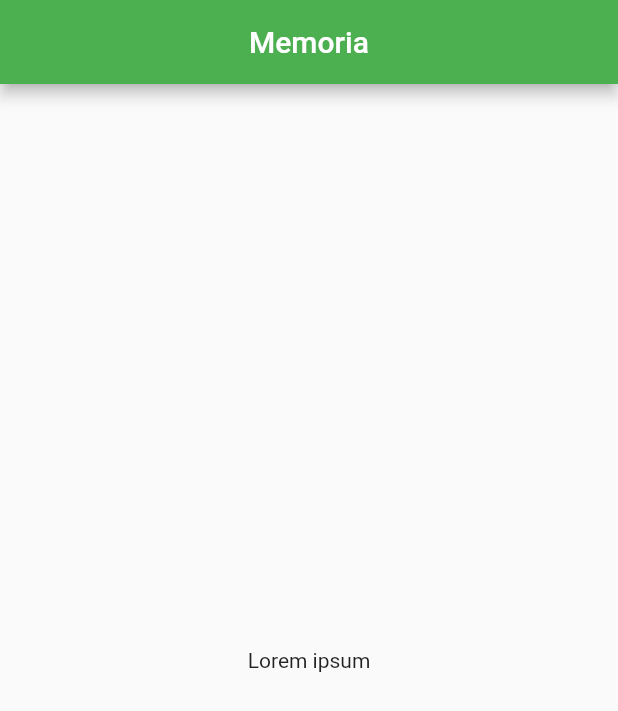
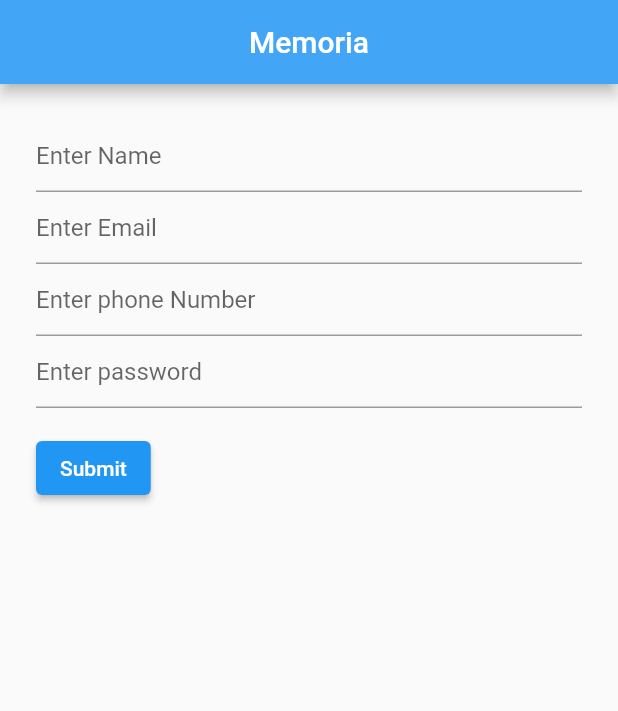
Before and after one commit to aldrinjenson/memoraide, a Flutter app: the screen it shows after launch, on a phone screen of 412 x 824 dp. Shown: the top 711 px of the screen. Run offline on Flutter 3.47's test engine with Material 2 defaults, Android fonts, the phone set to English and light mode, and no system bars.

Commit message:
add sign up screen

```diff
--- a/lib/main.dart
+++ b/lib/main.dart
@@ -1,36 +1,13 @@
-// ignore_for_file: prefer_const_constructors, avoid_unnecessary_containers, prefer_const_literals_to_create_immutables
-
 import 'package:flutter/material.dart';
+import 'package:memoria/screens/home/home.dart';
+import 'package:memoria/screens/wrapper.dart';
 
 void main() {
-  runApp(MaterialApp(home: MyApp()));
+  runApp(MaterialApp(
+    initialRoute: '/',
+    routes: {
+      '/': (context) => const Wrapper(),
+      '/home': (context) => const Home(),
+    },
+  ));
 }
-
-class MyApp extends StatefulWidget {
-  const MyApp({Key? key}) : super(key: key);
-
-  @override
-  State<MyApp> createState() => _MyAppState();
-}
-
-class _MyAppState extends State<MyApp> {
-  @override
-  Widget build(BuildContext context) {
-    return Scaffold(
-      appBar: AppBar(
-        title: const Text('Memoria'),
-        centerTitle: true,
-        backgroundColor: Colors.green,
-      ),
-      body: Center(
-        child: Column(
-          crossAxisAlignment: CrossAxisAlignment.center,
-          mainAxisAlignment: MainAxisAlignment.center,
-          children: [
-            Text('Lorem ipsum'),
-          ],
-        ),
-      ),
-    );
-  }
-}
--- a/lib/screens/authenticate/authenticate.dart
+++ b/lib/screens/authenticate/authenticate.dart
@@ -1,5 +1,5 @@
 import 'package:flutter/material.dart';
-import 'package:memoria/screens/authenticate/sign_in.dart';
+import 'package:memoria/screens/authenticate/sign_up.dart';
 
 class Authenticate extends StatefulWidget {
   const Authenticate({Key? key}) : super(key: key);
@@ -11,6 +11,12 @@ class Authenticate extends StatefulWidget {
 class _AuthenticateState extends State<Authenticate> {
   @override
   Widget build(BuildContext context) {
-    return (SignIn());
+    return Scaffold(
+        appBar: AppBar(
+          title: const Text('Memoria'),
+          centerTitle: true,
+          backgroundColor: Colors.blue[400],
+        ),
+        body: Center(child: (SignUp())));
   }
 }
--- /dev/null
+++ b/lib/screens/authenticate/sign_up.dart
@@ -0,0 +1,104 @@
+import 'package:flutter/material.dart';
+import 'package:memoria/screens/home/home.dart';
+
+class SignUp extends StatefulWidget {
+  const SignUp({Key? key}) : super(key: key);
+
+  @override
+  State<SignUp> createState() => _SignUpState();
+}
+
+class _SignUpState extends State<SignUp> {
+  final GlobalKey<FormState> _formKey = GlobalKey<FormState>();
+  String name = "";
+  String email = "";
+  String password = "";
+  String phoneNo = "";
+  @override
+  Widget build(BuildContext context) {
+    return Form(
+      key: _formKey,
+      child: Padding(
+        padding: const EdgeInsets.all(24.0),
+        child: Column(
+          crossAxisAlignment: CrossAxisAlignment.start,
+          children: <Widget>[
+            TextFormField(
+              decoration: const InputDecoration(
+                hintText: 'Enter Name',
+              ),
+              onChanged: (String val) {
+                setState(() {
+                  name = val;
+                });
+              },
+              validator: (String? value) {
+                if (value == null || value.isEmpty || value.length < 2) {
+                  return 'Please enter a valid name';
+                }
+                return null;
+              },
+            ),
+            TextFormField(
+              decoration: const InputDecoration(
+                hintText: 'Enter Email',
+              ),
+              validator: (String? value) {
+                String pattern =
+                    r"^\w+([-+.']\w+)*@\w+([-.]\w+)*\.\w+([-.]\w+)*$";
+                RegExp emailRegex = RegExp(pattern);
+                if (value == null ||
+                    value.isEmpty ||
+                    !emailRegex.hasMatch(value)) {
+                  return 'Please enter a valid email';
+                }
+                return null;
+              },
+            ),
+            TextFormField(
+              decoration: const InputDecoration(
+                hintText: 'Enter phone Number',
+              ),
+              validator: (String? value) {
+                if (value == null ||
+                    value.isEmpty ||
+                    value.length != 10 ||
+                    num.tryParse(value) == null) {
+                  return 'Please enter a valid phone number';
+                }
+                return null;
+              },
+            ),
+            TextFormField(
+              decoration: const InputDecoration(
+                hintText: 'Enter password',
+              ),
+              validator: (String? value) {
+                if (value == null || value.isEmpty || value.length < 2) {
+                  return 'Please enter a valid password greater than 6 characters';
+                }
+                return null;
+              },
+            ),
+            Padding(
+              padding: const EdgeInsets.symmetric(vertical: 16.0),
+              child: ElevatedButton(
+                onPressed: () {
+                  // Validate will return true if the form is valid, or false if
+                  // the form is invalid.
+                  if (_formKey.currentState!.validate()) {
+                    // Process data.
+                  }
+                  Navigator.push(context,
+                      MaterialPageRoute(builder: (context) => const Home()));
+                  // Navigator.push(context, '/home');
+                },
+                child: const Text('Submit'),
+              ),
+            ),
+          ],
+        ),
+      ),
+    );
+  }
+}
--- a/lib/screens/wrapper.dart
+++ b/lib/screens/wrapper.dart
@@ -13,7 +13,8 @@ class _WrapperState extends State<Wrapper> {
   @override
   Widget build(BuildContext context) {
     // replace with proper logic later
-    bool isLoggedIn = 1 > 2;
-    return isLoggedIn ? Home() : Authenticate();
+    // bool isLoggedIn = 1 > 2;
+    // return isLoggedIn ? Home() : Authenticate();
+    return Authenticate();
   }
 }
```
Also changed, not shown: lib/screens/authenticate/sign_in.dart (deleted, +0 -17 lines), lib/screens/home/home.dart (+13 -3 lines).
